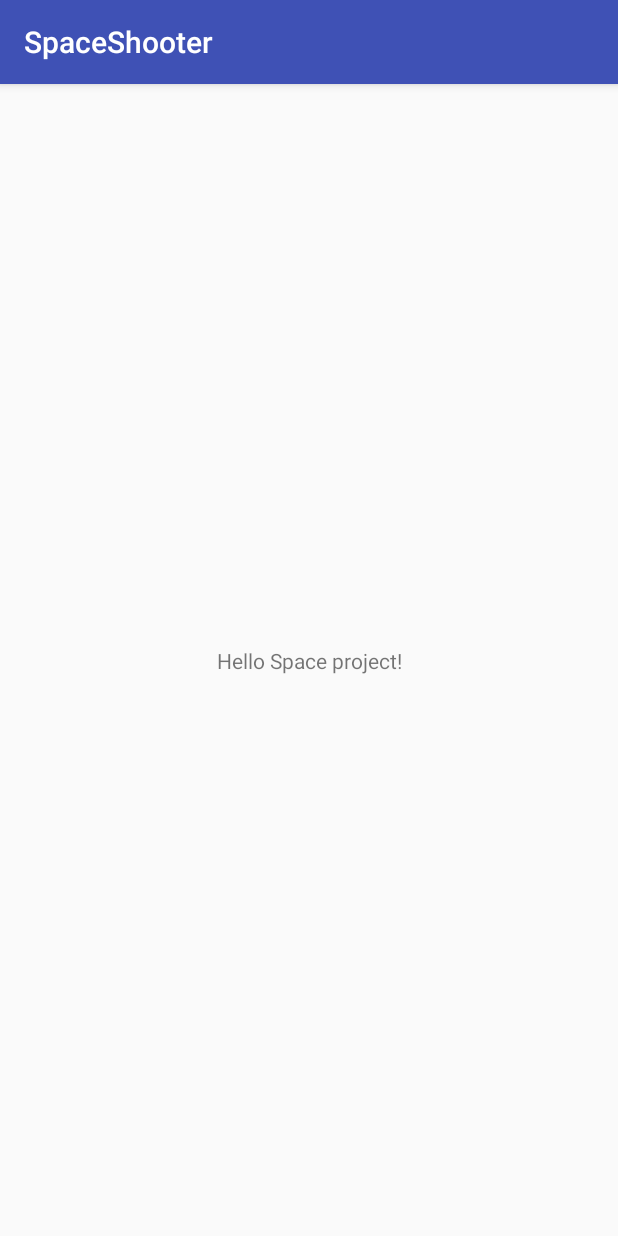
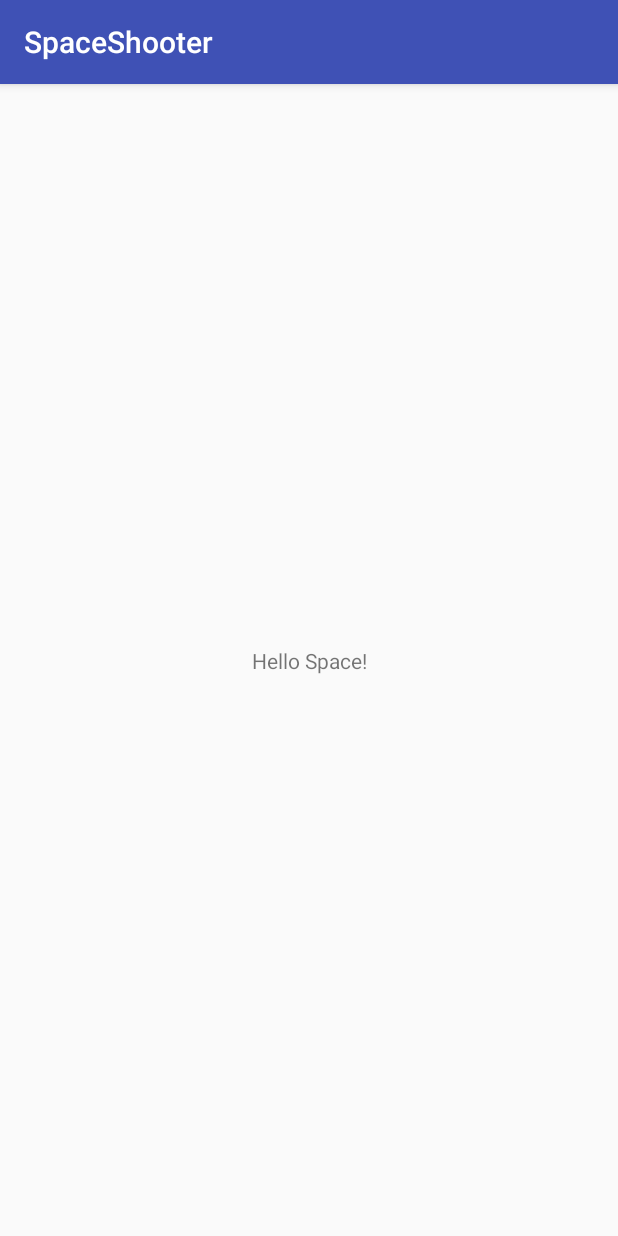
Before and after one commit to AmacsOE/SpaceShooter, an Android app: the screen it shows after launch (MainActivity), on a phone screen of 412 x 824 dp. Run offline under Robolectric (Android 15) with nearby library versions, the phone set to English and light mode, and no system bars.

Commit message:
Hello Space!

```diff
--- a/app/src/main/res/layout/activity_main.xml
+++ b/app/src/main/res/layout/activity_main.xml
@@ -5,11 +5,11 @@
     android:layout_width="match_parent"
     android:layout_height="match_parent"
     tools:context="projectone.spaceshooter.MainActivity">
-
+//developer branch
     <TextView
         android:layout_width="wrap_content"
         android:layout_height="wrap_content"
-        android:text="Hello Space project!"
+        android:text="Hello Space!"
         app:layout_constraintBottom_toBottomOf="parent"
         app:layout_constraintLeft_toLeftOf="parent"
         app:layout_constraintRight_toRightOf="parent"
```
